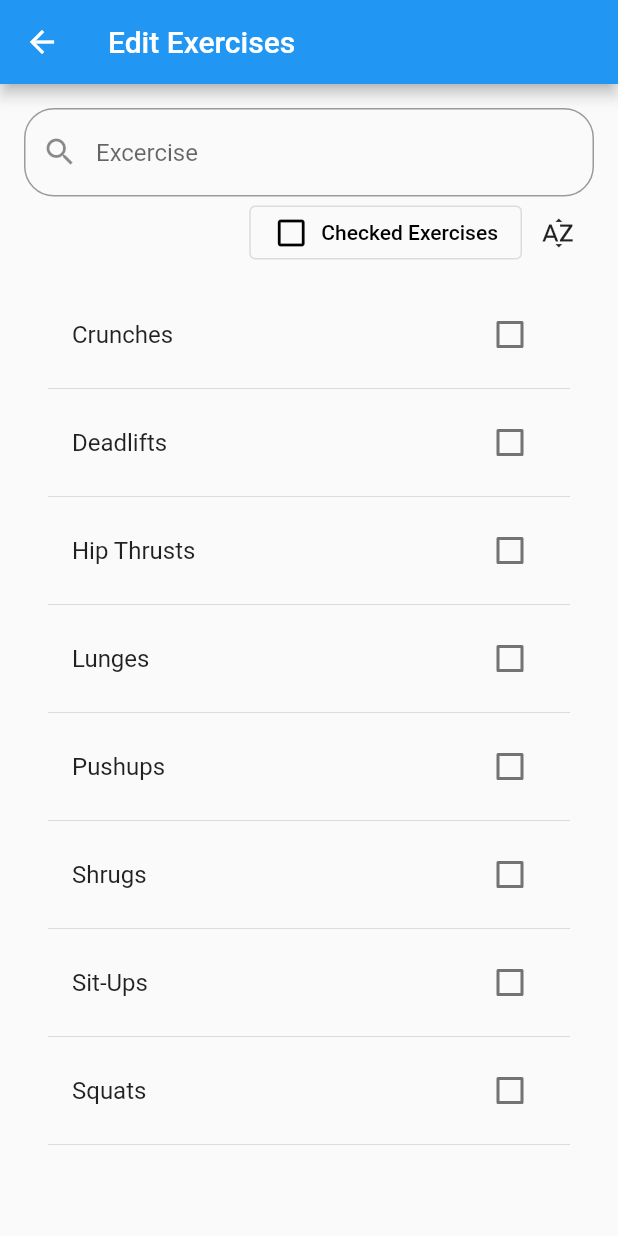
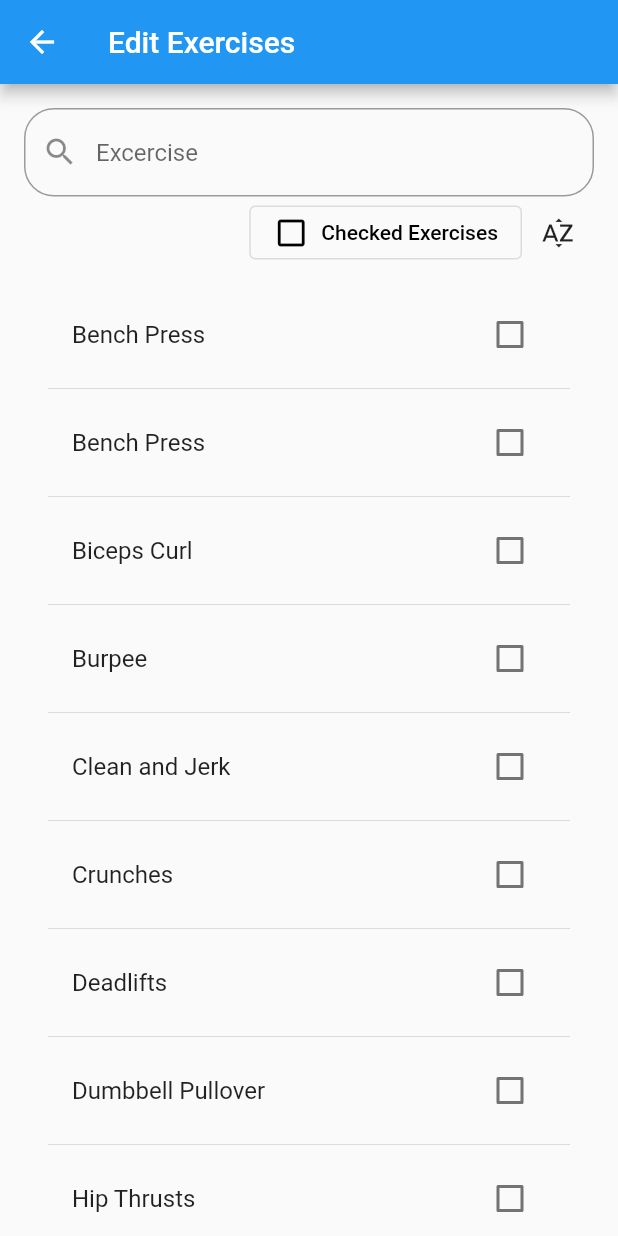
Before and after one commit to TorbenStriegel/Fit4You-FitnessApp, a Flutter app: the SecondPage screen opened directly, after a tap on "Checked Exercises", after a tap on the "sort by alpha" icon, on a phone screen of 412 x 824 dp. Run offline on Flutter 3.47's test engine with Material 2 defaults, Android fonts, the phone set to English and light mode, and no system bars.

Commit message:
Added exercises

```diff
--- a/lib/secondPage.dart
+++ b/lib/secondPage.dart
@@ -18,10 +18,20 @@ class _SecondPageState extends State<SecondPage> {
     "Squats",
     "Crunches",
     "Pushups",
+    "Mountain Climbers",
+    "Squat",
+    "Burpee",
     "Deadlifts",
     "Sit-Ups",
     "Shrugs",
+    "Side planks",
     "Hip Thrusts",
+    "Dumbbell Pullover",
+    "Shoulder Press",
+    "Bench Press",
+    "Bench Press",
+    "Biceps Curl",
+    "Clean and Jerk",
   ];
   bool isChecked = false;
 
```
